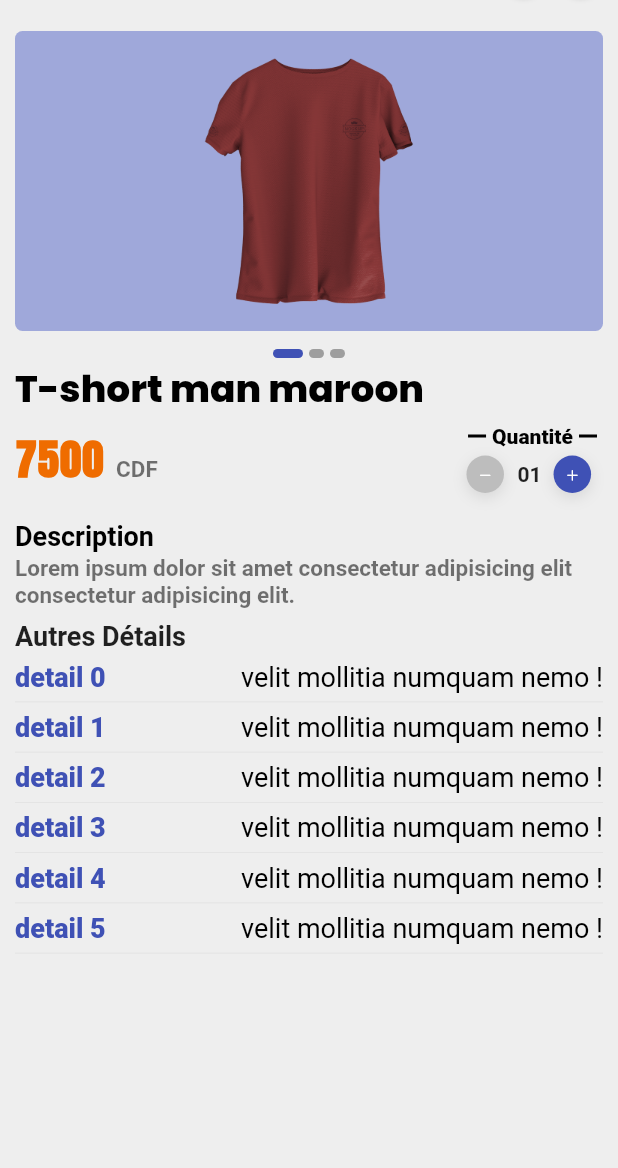
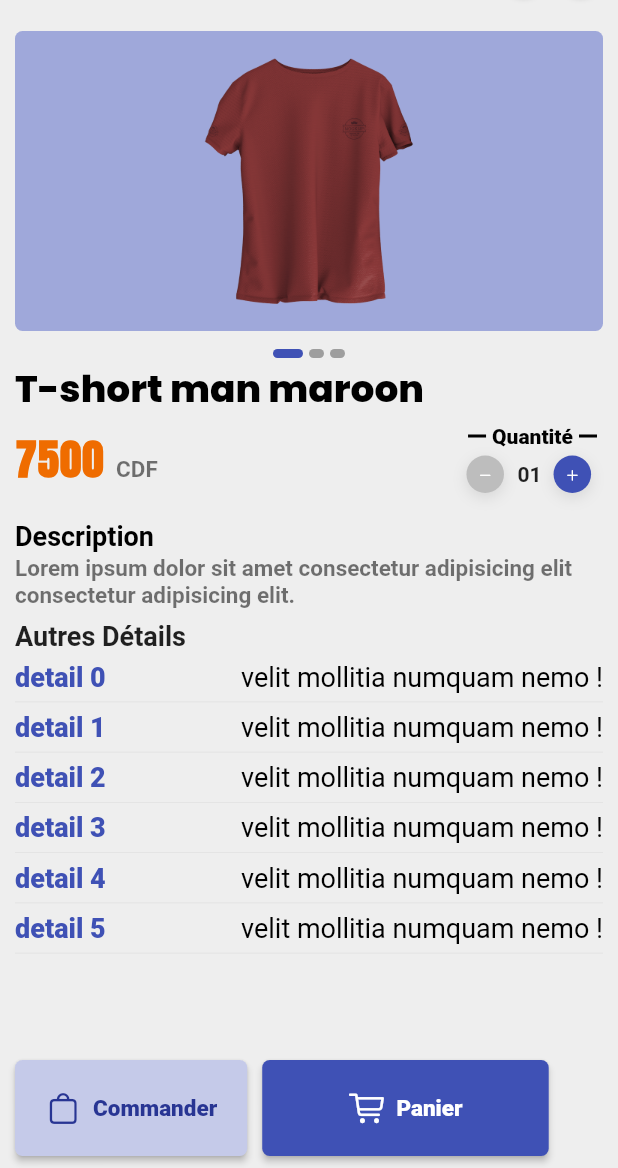
Before and after one commit to Delimond-eng/kin_achat, a Flutter app: the ProductSelectedDetails screen opened directly with sample values from the repository, on a phone screen of 412 x 824 dp, the part 68-1236 px from its top. Run offline on Flutter 3.47's test engine with Material 2 defaults, Android fonts, the phone set to English and light mode, and no system bars; our stand-ins replace flutter_svg, get, google_fonts, lottie, palette_generator, video_player.

Commit message:
update by @Gaston

```diff
--- a/lib/pages/product_details.dart
+++ b/lib/pages/product_details.dart
@@ -26,10 +26,73 @@ class ProductSelectedDetails extends StatelessWidget {
             height: 10.0,
           ),
           _moreDetails(context),
+          Padding(
+            padding:
+                const EdgeInsets.symmetric(horizontal: 10.0, vertical: 8.0),
+            child: Row(
+              children: [
+                Flexible(
+                  child: ElevatedButton.icon(
+                    style: ElevatedButton.styleFrom(
+                      padding: const EdgeInsets.all(20.0),
+                      backgroundColor: Colors.indigo[100],
+                      shape: RoundedRectangleBorder(
+                        borderRadius: BorderRadius.circular(5.0),
+                      ),
+                    ),
+                    onPressed: () {},
+                    label: Text(
+                      "Commander",
+                      style: GoogleFonts.didactGothic(
+                        fontWeight: FontWeight.w800,
+                        fontSize: 15.0,
+                        color: Colors.indigo[800],
+                      ),
+                    ),
+                    icon: Icon(
+                      CupertinoIcons.bag,
+                      color: Colors.indigo[800],
+                    ),
+                  ),
+                ),
+                const SizedBox(
+                  width: 10.0,
+                ),
+                Flexible(
+                  child: SizedBox(
+                    width: double.infinity,
+                    child: ElevatedButton.icon(
+                      style: ElevatedButton.styleFrom(
+                        padding: const EdgeInsets.all(20.0),
+                        alignment: Alignment.center,
+                        backgroundColor: Colors.indigo,
+                        shape: RoundedRectangleBorder(
+                          borderRadius: BorderRadius.circular(5.0),
+                        ),
+                      ),
+                      onPressed: () {},
+                      label: Text(
+                        "Panier",
+                        style: GoogleFonts.didactGothic(
+                          fontWeight: FontWeight.w800,
+                          fontSize: 15.0,
+                        ),
+                      ),
+                      icon: const Icon(
+                        CupertinoIcons.shopping_cart,
+                      ),
+                    ),
+                  ),
+                ),
+              ],
+            ),
+          )
         ],
       ),
     );
   }
+
+  //*Affichage des détails du produits*//
 
   Widget _headerDetails() {
     return Padding(
@@ -177,6 +240,7 @@ class ProductSelectedDetails extends StatelessWidget {
     );
   }
 
+  //* Affichage carousel *//
   Widget _detailImageSliders(BuildContext context) {
     final PageController _pageController = PageController(initialPage: 0);
     int _currentSlider = 0;
@@ -224,6 +288,7 @@ class ProductSelectedDetails extends StatelessWidget {
     );
   }
 
+  //*Indicateur du carousel des images du produit cible*//
   Widget _sliderIndicators(int currentSlide) {
     return Row(
       mainAxisAlignment: MainAxisAlignment.center,
@@ -243,6 +308,7 @@ class ProductSelectedDetails extends StatelessWidget {
     );
   }
 
+  //*Header la page *//
   Widget _header(BuildContext context) {
     return SafeArea(
       child: Padding(
@@ -343,6 +409,7 @@ class ProductSelectedDetails extends StatelessWidget {
     );
   }
 
+  //*@[Widget] composant reutilisable pour afficher les détails clé-valeur*//
   Widget _detailItem(BuildContext context, {String title, String value}) {
     return Container(
       width: MediaQuery.of(context).size.width,
```
Also changed, not shown: lib/pages/home_page.dart (+9 -3 lines), lib/pages/more_categories_viewer.dart (added, +126 -0 lines), lib/screens/widgets/category_card.dart (+39 -1 lines), lib/screens/widgets/filter_product_card.dart (+0 -7 lines), lib/screens/widgets/product_grid_card.dart (+0 -7 lines).
